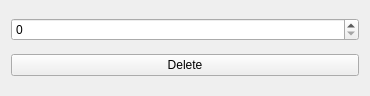
Old version of the form VisualEditor/PropertyEditor.ui in the repository CreativeMetalCat/VisualEditor.
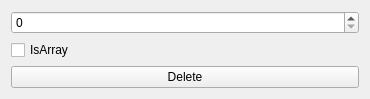
New version of the form.

```diff
--- a/VisualEditor/PropertyEditor.ui
+++ b/VisualEditor/PropertyEditor.ui
@@ -23,13 +23,20 @@
    <item row="0" column="0">
     <widget class="QSpinBox" name="spinBox"/>
    </item>
-   <item row="1" column="0">
+   <item row="2" column="0">
     <widget class="QPushButton" name="pushButton">
      <property name="text">
       <string>Delete</string>
      </property>
     </widget>
    </item>
+   <item row="1" column="0">
+    <widget class="QCheckBox" name="isArrayCheckBox">
+     <property name="text">
+      <string>IsArray</string>
+     </property>
+    </widget>
+   </item>
   </layout>
  </widget>
  <layoutdefault spacing="6" margin="11"/>
```
